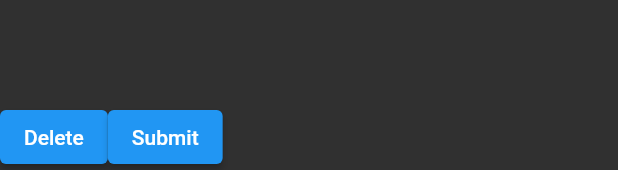
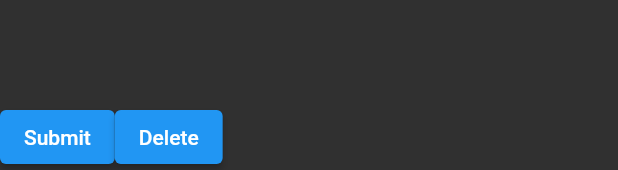
Before and after one commit to fargusplumdoodle/BorDNS-Client, a Flutter app: the DomainForm widget shown alone on an empty page, opened directly with empty values, on a phone screen of 412 x 824 dp. Shown: the part 1063-1233 px from the top of the screen. Run offline on Flutter 3.47's test engine with Material 2 defaults, Android fonts, the phone set to English and light mode, and no system bars; network calls fail; Roboto replaces fonts that are missing (Ubuntu).

Commit message:
'edit detail fomratting'

```diff
--- a/lib/screens/list.dart
+++ b/lib/screens/list.dart
@@ -1,3 +1,4 @@
+import 'package:bordns_client/ui/forms.dart';
 import 'package:bordns_client/ui/ui.dart';
 import 'package:flutter/material.dart';
 
@@ -12,7 +13,7 @@ class ZonesOverview extends StatefulWidget {
   _ZonesOverviewState createState() => _ZonesOverviewState();
 }
 
-class _ZonesOverviewState extends State<ZonesOverview> {
+class _ZonesOverviewState extends State<ZonesOverview> with DomainDetail {
   bool loading = false;
   late Future<List<Zone>> zones;
 
@@ -37,7 +38,10 @@ class _ZonesOverviewState extends State<ZonesOverview> {
         future: zones,
         builder: (BuildContext context, AsyncSnapshot<List<Zone>> snapshot) {
           if (snapshot.hasData) {
-            return ListZones(zones: snapshot.data!);
+            return ListZones(
+              zones: snapshot.data!,
+              detailCallback: super.showDetailCallback,
+            );
           } else if (snapshot.hasError) {
             // TODO: GLOBAL ERRORS PLACE FOR ERRORS AND ERRORS
             return Center(child: Text(snapshot.error.toString()));
@@ -50,15 +54,15 @@ class _ZonesOverviewState extends State<ZonesOverview> {
 
 class ListZones extends StatefulWidget {
   final List<Zone> zones;
-  const ListZones({Key? key, required this.zones}) : super(key: key);
+  final DetailCallback detailCallback;
+  const ListZones({Key? key, required this.zones, required this.detailCallback})
+      : super(key: key);
 
   @override
   State<ListZones> createState() => _ListZonesState();
 }
 
 class _ListZonesState extends State<ListZones> {
-  bool isEditingOnMobile = false;
-
   @override
   Widget build(BuildContext context) {
     List<Widget> widgets = [];
@@ -74,19 +78,17 @@ class _ListZonesState extends State<ListZones> {
   }
 
   List<Widget> _buildDomainList(BuildContext context, List<Domain> domains) {
-    final width = MediaQuery.of(context).size.width * 0.9;
-    const height = 70.0;
     List<Widget> widgets = [];
     for (var domain in domains) {
       widgets.add(Padding(
         padding: const EdgeInsets.symmetric(horizontal: 8.0, vertical: 4.0),
         child: GestureDetector(
           onTap: () {
-            showDetail(context, domain);
+            widget.detailCallback(context, domain);
           },
           child: FrostedGlassBox(
-              width: width,
-              height: height,
+              width: BoxSize.varWidth(context, base: 0.9),
+              height: 70.0,
               child: Center(
                 child: Padding(
                   padding: const EdgeInsets.all(16.0),
@@ -105,49 +107,74 @@ class _ListZonesState extends State<ListZones> {
     }
     return widgets;
   }
-
-  void isEditingOnMobileCallback() {
-    print("setting that darn state");
-    setState(() {
-      isEditingOnMobile = true;
-    });
 }
 
-  void showDetail(BuildContext context, Domain domain) {
+typedef DetailCallback = void Function(BuildContext context, Domain domain);
+typedef DomainCallback = void Function(Domain domain);
+
+mixin DomainDetail on State<ZonesOverview> {
+  void submitCallback(Domain domain) {
+    // TODO
+    print('submitted');
+    print(domain.fqdn);
+    print(domain.ip);
+  }
+
+  void deleteCallback(Domain domain) {
+    // TODO
+  }
+
+  void showDetailCallback(BuildContext context, Domain domain) {
+    if (Settings.env == Environments.desktop) {
+      showDetailDesktop(context, domain);
+    } else {
+      showDetailMobile(context, domain);
+    }
+  }
+
+  void showDetailDesktop(BuildContext context, Domain domain) {
     showModalBottomSheet(
         context: context,
         builder: (BuildContext context) {
-          final size = MediaQuery.of(context).size;
-          final height = getModalHeight(size);
-          return Container(
-              color: Colors.black12,
-              height: height,
-              width: size.width,
+          return SizedBox(
+            height: BoxSize.varHeight(context, desktop: 0.3),
             child: Padding(
               padding: const EdgeInsets.all(16.0),
               child: DomainForm(
                 domain,
-                  isEditingCallback: isEditingOnMobileCallback,
+                submitCallback: submitCallback,
+                deleteCallback: deleteCallback,
               ),
-              ));
+            ),
+          );
         });
   }
 
-  double getModalHeight(Size screenSize) {
-    if (Settings.env == Environments.desktop) {
-      return screenSize.height * 0.3;
-    }
-    if (isEditingOnMobile) {
-      return screenSize.height * 0.8;
-    }
-    return screenSize.height * 0.3;
+  void showDetailMobile(BuildContext context, Domain domain) {
+    showDialog(
+        context: context,
+        builder: (BuildContext context) {
+          return AlertDialog(
+            content: SizedBox(
+              height: 190,
+              child: DomainForm(
+                domain,
+                submitCallback: submitCallback,
+                deleteCallback: deleteCallback,
+              ),
+            ),
+          );
+        });
   }
 }
 
 class DomainForm extends StatefulWidget {
-  Domain domain;
-  VoidFunc? isEditingCallback;
-  DomainForm(this.domain, {Key? key, this.isEditingCallback}) : super(key: key);
+  final Domain domain;
+  final DomainCallback submitCallback;
+  final DomainCallback deleteCallback;
+  const DomainForm(this.domain,
+      {Key? key, required this.submitCallback, required this.deleteCallback})
+      : super(key: key);
 
   @override
   _DomainFormState createState() => _DomainFormState();
@@ -156,71 +183,51 @@ class DomainForm extends StatefulWidget {
 class _DomainFormState extends State<DomainForm> {
   final _formKey = GlobalKey<FormState>();
 
-  double getFormItemsWidth(Size size) {
-    if (Settings.env == Environments.desktop) {
-      return size.width * 0.5;
-    }
-    return size.width * 0.7;
-  }
-
   @override
   Widget build(BuildContext context) {
-    final size = MediaQuery.of(context).size;
-    final width = getFormItemsWidth(size);
-    return SizedBox(
-      width: width,
-      height: size.height,
-      child: Form(
+    return Form(
         key: _formKey,
+        child: Column(
+          crossAxisAlignment: CrossAxisAlignment.start,
+          mainAxisAlignment: MainAxisAlignment.spaceBetween,
+          children: [
+            SizedBox(
+              width: BoxSize.varWidth(context, desktop: 0.5, mobile: 0.7),
               child: Column(
                 mainAxisAlignment: MainAxisAlignment.spaceBetween,
                 children: [
-              Column(
-                children: [
-                  TextFormField(
-                    decoration: const InputDecoration(labelText: "Domain"),
-                    keyboardType: TextInputType.text,
+                  DomainFormField(
                       initialValue: widget.domain.fqdn,
-                    onTap: widget.isEditingCallback,
-                    validator: (value) {
-                      if (value == null || value.isEmpty) {
-                        return 'Invalid Domain';
-                      }
-                      return null;
-                    },
                       onSaved: (value) {
                         setState(() {
                           widget.domain.fqdn = value!;
                         });
-                    },
-                  ),
-                  TextFormField(
-                    decoration: const InputDecoration(labelText: "IP Address"),
-                    keyboardType: TextInputType.text,
-                    onTap: widget.isEditingCallback,
+                      }),
+                  IPFormField(
                       initialValue: widget.domain.ip,
-                    validator: (value) {
-                      if (value == null || value.isEmpty) {
-                        return 'Invalid IP Address';
-                      }
-                      return null;
-                    },
                       onSaved: (value) {
                         setState(() {
                           widget.domain.ip = value!;
                         });
-                    },
+                      }),
+                ],
               ),
-                ],
             ),
             Row(
               children: [
-                  ElevatedButton(onPressed: () {}, child: Text('Delete')),
-                  ElevatedButton(onPressed: () {}, child: Text('Submit')),
+                ElevatedButton(
+                    onPressed: () {
+                      widget.submitCallback(widget.domain);
+                    },
+                    child: const Text('Submit')),
+                ElevatedButton(
+                    onPressed: () {
+                      widget.deleteCallback(widget.domain);
+                    },
+                    child: const Text('Delete')),
               ],
             ),
           ],
-          )),
-    );
+        ));
   }
 }
--- a/lib/ui/base.dart
+++ b/lib/ui/base.dart
@@ -143,3 +143,56 @@ class PText extends Text {
 }
 
 typedef VoidFunc = void Function();
+
+class BoxSize {
+  static double _getModifier({double? base, double? desktop, double? mobile}) {
+    if (desktop == null && mobile == null && base == null) {
+      return 1.0;
+    }
+    if (base != null) {
+      return base;
+    }
+    if (Settings.env == Environments.desktop) {
+      if (desktop == null) {
+        return 1;
+      }
+      return desktop;
+    } else {
+      if (mobile == null) {
+        return 1;
+      }
+      return mobile;
+    }
+  }
+
+  static double varHeight(BuildContext context,
+      {double? base, double? desktop, double? mobile}) {
+    final size = MediaQuery.of(context).size;
+    return size.height *
+        _getModifier(
+          base: base,
+          desktop: desktop,
+          mobile: mobile,
+        );
+  }
+
+  static double varWidth(BuildContext context,
+      {double? base, double? desktop, double? mobile}) {
+    final size = MediaQuery.of(context).size;
+    return size.width *
+        _getModifier(
+          base: base,
+          desktop: desktop,
+          mobile: mobile,
+        );
+  }
+
+  static double staticVal({double? base, double? desktop, double? mobile}) {
+    assert(base != null || desktop != null || mobile != null);
+    return _getModifier(
+      base: base,
+      desktop: desktop,
+      mobile: mobile,
+    );
+  }
+}
--- /dev/null
+++ b/lib/ui/forms.dart
@@ -0,0 +1,41 @@
+import 'package:flutter/material.dart';
+
+class DomainFormField extends TextFormField {
+  DomainFormField({
+    Key? key,
+    required String initialValue,
+    required FormFieldSetter<String> onSaved,
+  }) : super(
+          key: key,
+          initialValue: initialValue,
+          onSaved: onSaved,
+          decoration: const InputDecoration(labelText: "Domain"),
+          keyboardType: TextInputType.text,
+          validator: (value) {
+            if (value == null || value.isEmpty) {
+              return 'Invalid Domain';
+            }
+            return null;
+          },
+        );
+}
+
+class IPFormField extends TextFormField {
+  IPFormField({
+    Key? key,
+    required String initialValue,
+    required FormFieldSetter<String> onSaved,
+  }) : super(
+          key: key,
+          initialValue: initialValue,
+          onSaved: onSaved,
+          decoration: const InputDecoration(labelText: "IP Address"),
+          keyboardType: TextInputType.text,
+          validator: (value) {
+            if (value == null || value.isEmpty) {
+              return 'Invalid IP Address';
+            }
+            return null;
+          },
+        );
+}
```
Lines whose indentation alone changed are shown as unchanged.
